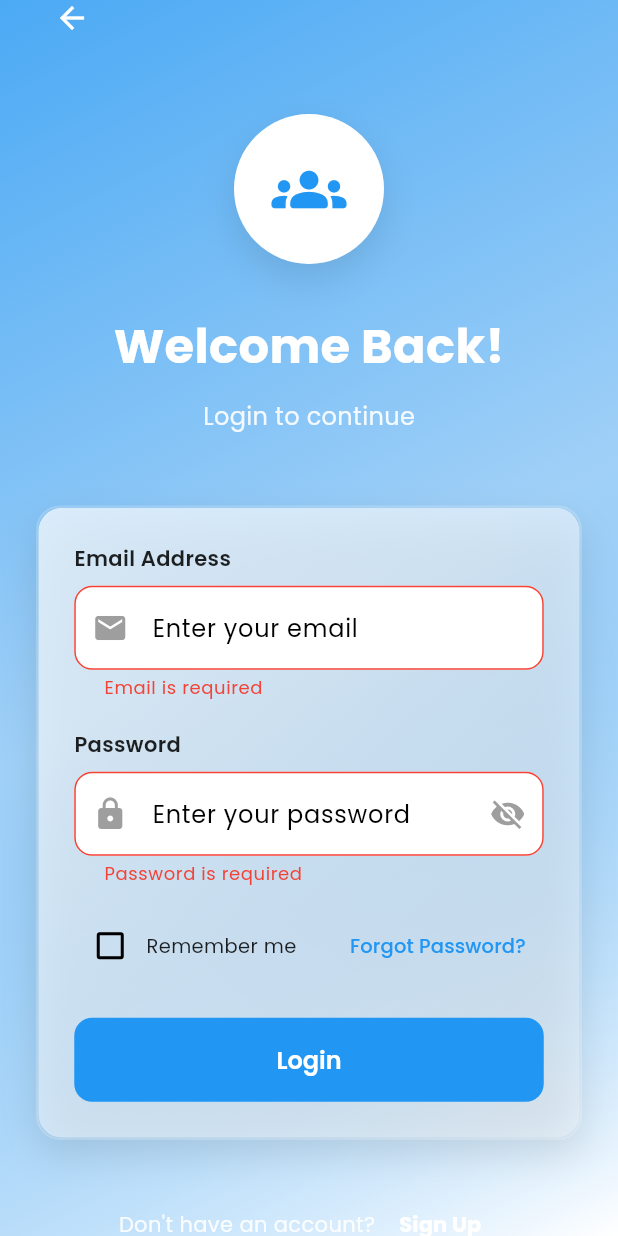
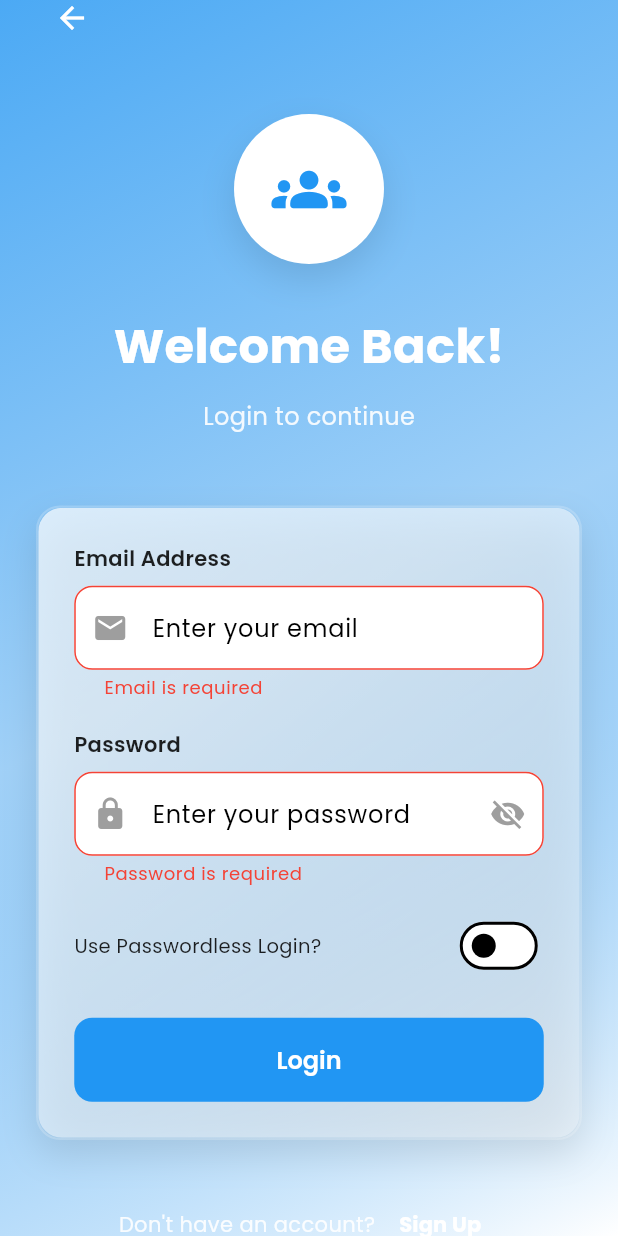
Before and after one commit to vkshdev/klubconnect, a Flutter app: the LoginScreen screen opened directly, scrolled down 36 dp, after a tap on "Login", on a phone screen of 412 x 824 dp. Run offline on Flutter 3.47's test engine with Material 3 defaults, Android fonts, the phone set to English and light mode, and no system bars; our stand-ins replace cloud_firestore, firebase_auth, firebase_core, firebase_messaging, firebase_storage, flutter_local_notifications and 4 more; accounts and stored records are empty; generated files the repository leaves out were written again; network calls fail.

Commit message:
Configure Android release build, implement Magic Link authentication, and update Welcome/Login flow

```diff
--- a/lib/screens/auth/login_screen.dart
+++ b/lib/screens/auth/login_screen.dart
@@ -21,7 +21,7 @@ class _LoginScreenState extends State<LoginScreen> {
   final _emailController = TextEditingController();
   final _passwordController = TextEditingController();
   bool _isLoading = false;
-  bool _rememberMe = false;
+  bool _useMagicLink = false;
 
   @override
   void dispose() {
@@ -34,13 +34,33 @@ class _LoginScreenState extends State<LoginScreen> {
     if (!_formKey.currentState!.validate()) return;
 
     setState(() => _isLoading = true);
+    final authService = Provider.of<AuthService>(context, listen: false);
 
-    final authService = Provider.of<AuthService>(context, listen: false);
+    if (_useMagicLink) {
+      final result = await authService.sendMagicLink(_emailController.text.trim());
+      setState(() => _isLoading = false);
+      Fluttertoast.showToast(msg: result['message']);
+      if (result['success']) {
+        // Show guidance to user
+        showDialog(
+          context: context,
+          builder: (context) => AlertDialog(
+            title: const Text('Check your Email'),
+            content: const Text('We have sent a login link to your email address. Please click the link to sign in.'),
+            actions: [
+              TextButton(
+                onPressed: () => Navigator.pop(context),
+                child: const Text('OK'),
+              ),
+            ],
+          ),
+        );
+      }
+    } else {
       final result = await authService.signInWithEmailPassword(
         email: _emailController.text.trim(),
         password: _passwordController.text.trim(),
       );
-
       setState(() => _isLoading = false);
 
       if (result['success']) {
@@ -55,37 +75,6 @@ class _LoginScreenState extends State<LoginScreen> {
         Fluttertoast.showToast(msg: result['message']);
       }
     }
-
-  Future<void> _forgotPassword() async {
-    final email = _emailController.text.trim();
-
-    if (email.isEmpty) {
-      Fluttertoast.showToast(msg: 'Please enter your email');
-      return;
-    }
-
-    showDialog(
-      context: context,
-      builder: (context) => AlertDialog(
-        title: const Text('Reset Password'),
-        content: Text('Send password reset link to $email?'),
-        actions: [
-          TextButton(
-            onPressed: () => Navigator.pop(context),
-            child: const Text('Cancel'),
-          ),
-          TextButton(
-            onPressed: () async {
-              Navigator.pop(context);
-              final authService = Provider.of<AuthService>(context, listen: false);
-              final result = await authService.resetPassword(email);
-              Fluttertoast.showToast(msg: result['message']);
-            },
-            child: const Text('Send'),
-          ),
-        ],
-      ),
-    );
   }
 
   @override
@@ -110,7 +99,6 @@ class _LoginScreenState extends State<LoginScreen> {
               key: _formKey,
               child: Column(
                 children: [
-                  // Back Button
                   Align(
                     alignment: Alignment.centerLeft,
                     child: IconButton(
@@ -118,10 +106,7 @@ class _LoginScreenState extends State<LoginScreen> {
                       onPressed: () => Navigator.pop(context),
                     ),
                   ),
-
                   const SizedBox(height: 40),
-
-                  // App Logo
                   Container(
                     width: 100,
                     height: 100,
@@ -142,10 +127,7 @@ class _LoginScreenState extends State<LoginScreen> {
                       color: Color(0xFF2196F3),
                     ),
                   ),
-
                   const SizedBox(height: 32),
-
-                  // Welcome Text
                   const Text(
                     'Welcome Back!',
                     style: TextStyle(
@@ -154,9 +136,7 @@ class _LoginScreenState extends State<LoginScreen> {
                       color: Colors.white,
                     ),
                   ),
-
                   const SizedBox(height: 12),
-
                   Text(
                     'Login to continue',
                     style: TextStyle(
@@ -164,10 +144,7 @@ class _LoginScreenState extends State<LoginScreen> {
                       color: Colors.white.withOpacity(0.9),
                     ),
                   ),
-
                   const SizedBox(height: 48),
-
-                  // Login Form
                   GlassCard(
                     padding: const EdgeInsets.all(24),
                     child: Column(
@@ -180,68 +157,40 @@ class _LoginScreenState extends State<LoginScreen> {
                           validator: Validators.validateEmail,
                           prefixIcon: Icons.email,
                         ),
-
                         const SizedBox(height: 20),
-
+                        if (!_useMagicLink)
                           CustomTextField(
                             label: 'Password',
                             hint: 'Enter your password',
                             controller: _passwordController,
                             obscureText: true,
-                          validator: (value) {
-                            if (value == null || value.isEmpty) {
-                              return 'Password is required';
-                            }
-                            return null;
-                          },
+                            validator: (value) => (value == null || value.isEmpty) ? 'Password is required' : null,
                             prefixIcon: Icons.lock,
                           ),
-
                         const SizedBox(height: 16),
-
-                        // Remember Me & Forgot Password
                         Row(
                           mainAxisAlignment: MainAxisAlignment.spaceBetween,
                           children: [
-                            Row(
-                              children: [
-                                Checkbox(
-                                  value: _rememberMe,
-                                  onChanged: (value) {
-                                    setState(() => _rememberMe = value ?? false);
-                                  },
+                            const Text(
+                              'Use Passwordless Login?',
+                              style: TextStyle(fontSize: 13),
                             ),
-                                const Text(
-                                  'Remember me',
-                                  style: TextStyle(fontSize: 13),
+                            Switch(
+                              value: _useMagicLink,
+                              onChanged: (val) => setState(() => _useMagicLink = val),
                             ),
                           ],
                         ),
-                            TextButton(
-                              onPressed: _forgotPassword,
-                              child: const Text(
-                                'Forgot Password?',
-                                style: TextStyle(fontSize: 13),
-                              ),
-                            ),
-                          ],
-                        ),
-
                         const SizedBox(height: 24),
-
-                        // Login Button
                         CustomButton(
-                          text: 'Login',
+                          text: _useMagicLink ? 'Send Login Link' : 'Login',
                           onPressed: _login,
                           isLoading: _isLoading,
                         ),
                       ],
                     ),
                   ),
-
                   const SizedBox(height: 32),
-
-                  // Sign Up Link
                   Row(
                     mainAxisAlignment: MainAxisAlignment.center,
                     children: [
```
Also changed, not shown: lib/screens/auth/welcome_screen.dart (+10 -11 lines), lib/services/auth_service.dart (+77 -155 lines), 3 other files. Lines whose indentation alone changed are shown as unchanged.
